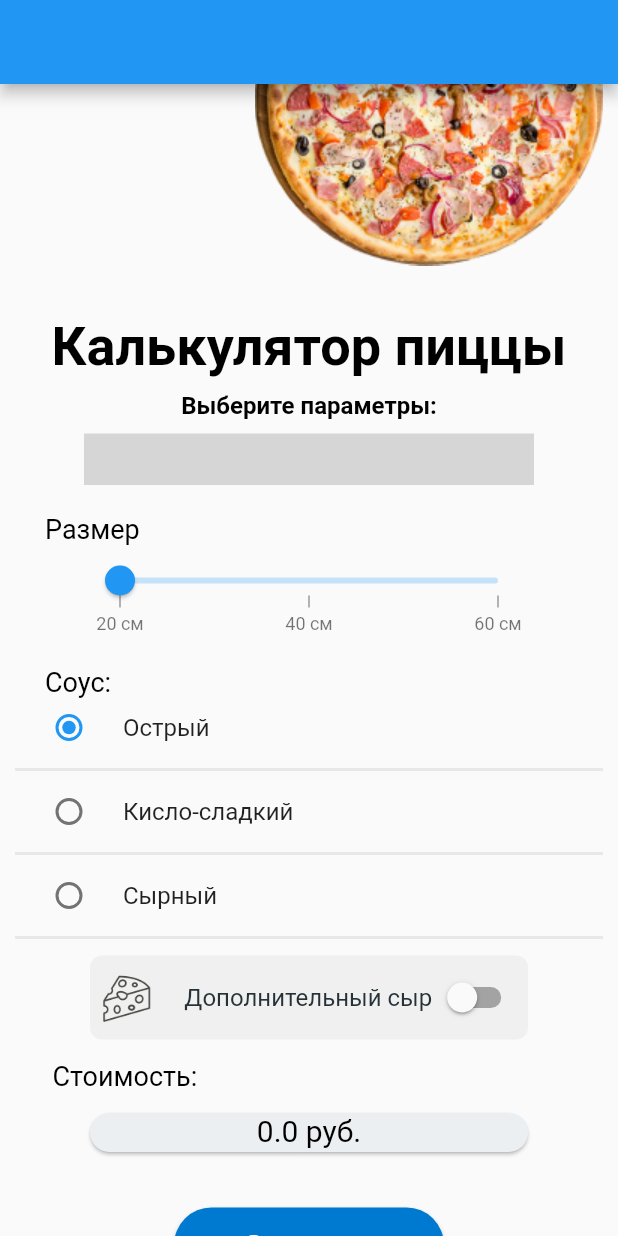
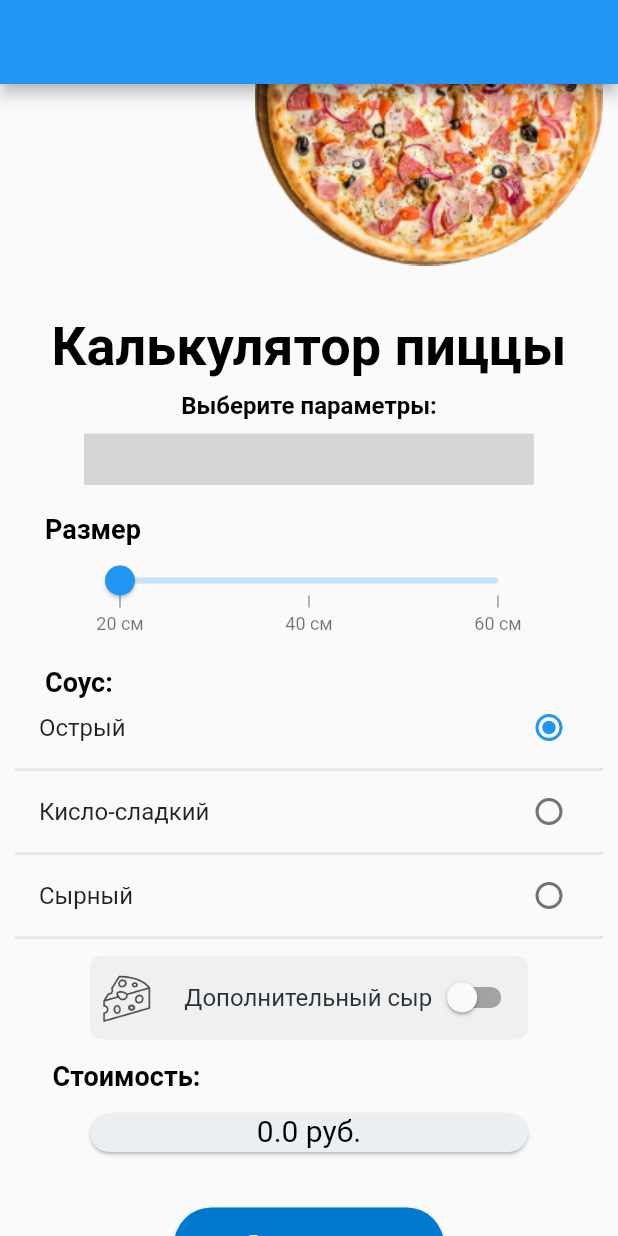
Before and after one commit to Olesya555/pizza_prilogenie, a Flutter app: the screen it shows after launch, on a phone screen of 412 x 824 dp. Run offline on Flutter 3.47's test engine with Material 2 defaults, Android fonts, the phone set to English and light mode, and no system bars; drawn by our look-alikes of syncfusion_flutter_sliders; missing offline and left inert: sliding_switch; grey boxes are pictures that could not be loaded.

Commit message:
Доработка экрана пиццы

```diff
--- a/lib/pizza_calc.dart
+++ b/lib/pizza_calc.dart
@@ -132,7 +132,9 @@ class _PizzaCalcState extends State<PizzaCalc> {
                     alignment: Alignment.centerLeft,
                     padding: const EdgeInsets.only(left: 20),
                     child: const Text('Размер',
-                        style: TextStyle(fontSize: 18, color: Color(0xFF000000))),
+                      style: TextStyle(fontSize: 18, color: Color(0xFF000000),
+                          fontWeight: FontWeight.bold),
+                    ),
                   ),
                   SizedBox(
                     width: 300,
@@ -163,47 +165,44 @@ class _PizzaCalcState extends State<PizzaCalc> {
                     alignment: Alignment.centerLeft,
                     padding: const EdgeInsets.only(top: 10, left: 20),
                     child: const Text('Соус:',
-                        style: TextStyle(fontSize: 18, color: Color(0xFF000000))),
+                        style: TextStyle(fontSize: 18, color: Color(0xFF000000),
+                            fontWeight: FontWeight.bold)),
                   ),
 
                   RadioListTile<Sauce>(
                     title: const Text('Острый'),
-                    value: Sauce.hot,
-                    groupValue: _sauce,
-                    onChanged: _onSauceChanged,
+                    // Разворот на надпись слева, а кнопка справа controlAffinity:
+                    controlAffinity: ListTileControlAffinity.trailing,
+                    value: Sauce.hot, // значение
+                    groupValue: _sauce, // в какой группе находится
+                    onChanged: _onSauceChanged,  // обработчик
                     // уменьшение расстояния между радиокнопками - visualDensity
                     visualDensity: const VisualDensity(horizontal: 0, vertical: -4),
                   ),
 
-                  const Divider( // Тонкая горизонтальная линия
-                    color: Color(0xFFE8E8E8),
-                    thickness: 2,
-                  ),
+                  // Тонкая горизонтальная линия
+                  const Divider(color: Color(0xFFE8E8E8), thickness: 2,),
 
                   RadioListTile<Sauce>(
                     title: const Text('Кисло-сладкий'),
+                    controlAffinity: ListTileControlAffinity.trailing,
                     value: Sauce.sweet,
                     groupValue: _sauce,
                     onChanged: _onSauceChanged,
                     visualDensity: const VisualDensity(horizontal: 0, vertical: -4),),
 
-                  const Divider( // Тонкая горизонтальная линия
-                    color: Color(0xFFE8E8E8),
-                    thickness: 2,
-                  ),
+                  const Divider(color: Color(0xFFE8E8E8), thickness: 2,),
 
                   RadioListTile<Sauce>(
                     title: const Text('Сырный'),
+                    controlAffinity: ListTileControlAffinity.trailing,
                     value: Sauce.cheese,
                     groupValue: _sauce,
                     onChanged: _onSauceChanged,
                     visualDensity: const VisualDensity(horizontal: 0, vertical: -4),
                   ),
 
-                  const Divider( // Тонкая горизонтальная линия
-                    color: Color(0xFFE8E8E8),
-                    thickness: 2,
-                  ),
+                  const Divider(color: Color(0xFFE8E8E8), thickness: 2,),
 
                   // Дополнительный сыр, переключатель
                   SizedBox(width: 300,
@@ -246,7 +245,8 @@ class _PizzaCalcState extends State<PizzaCalc> {
                     alignment: Alignment.centerLeft,
                     padding: const EdgeInsets.only(left: 25),
                     child: const Text('Стоимость:',
-                        style: TextStyle(fontSize: 18, color: Color(0xFF000000))),
+                        style: TextStyle(fontSize: 18, color: Color(0xFF000000),
+                            fontWeight: FontWeight.bold)),
                   ),
 
                   const SizedBox(height: 10,), // Отбивка
```
Lines whose indentation alone changed are shown as unchanged.
